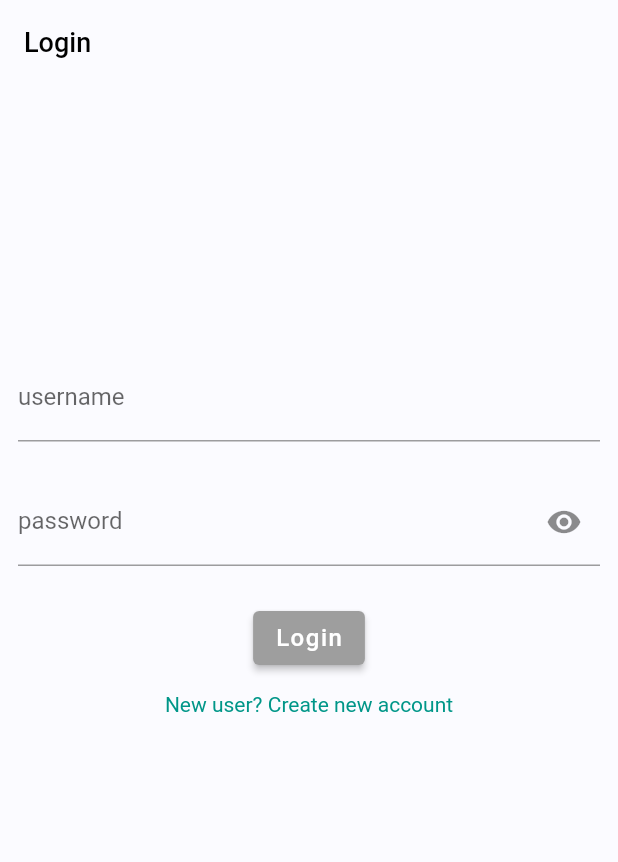
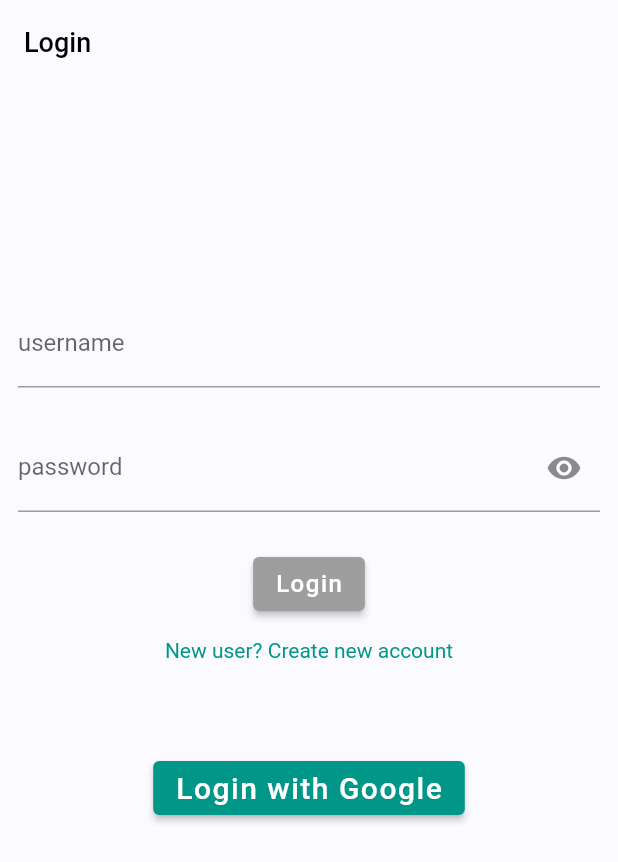
Before and after one commit to Fitcentive/flutter_app, a Flutter app: the screen it shows after launch, on a phone screen of 412 x 824 dp. Shown: the top 862 px of the screen. Run offline on Flutter 3.47's test engine with Material 2 defaults, Android fonts, the phone set to English and light mode, and no system bars; our stand-ins replace bloc, equatable, flutter_bloc, flutter_secure_storage, formz, google_fonts and 1 more; missing offline and left inert: flutter_appauth.

Commit message:
Working OIDC google login implementation

```diff
--- a/lib/src/models/auth/auth_tokens.dart
+++ b/lib/src/models/auth/auth_tokens.dart
@@ -15,7 +15,6 @@ class AuthTokens extends Equatable {
   final int expiresIn;
   final int refreshExpiresIn;
   final String tokenType;
-  final String sessionState;
   final String scope;
 
   factory AuthTokens.fromJson(Map<String, dynamic> json) => _$AuthTokensFromJson(json);
@@ -28,7 +27,6 @@ class AuthTokens extends Equatable {
       this.expiresIn,
       this.refreshExpiresIn,
       this.tokenType,
-      this.sessionState,
       this.scope,
       );
 
@@ -39,7 +37,6 @@ class AuthTokens extends Equatable {
         refreshExpiresIn,
         refreshToken,
         tokenType,
-        sessionState,
         scope
       ];
 }
--- a/lib/src/models/authenticated_user.dart
+++ b/lib/src/models/authenticated_user.dart
@@ -3,7 +3,8 @@ import 'package:flutter_app/src/models/user.dart';
 
 class AuthenticatedUser {
   final User user;
+  final String authProvider;
   final AuthTokens authTokens;
 
-  AuthenticatedUser(this.user, this.authTokens);
+  AuthenticatedUser(this.user, this.authTokens, this.authProvider);
 }
--- a/lib/src/views/authentication/bloc/authentication_bloc.dart
+++ b/lib/src/views/authentication/bloc/authentication_bloc.dart
@@ -1,12 +1,15 @@
 import 'dart:async';
 
 import 'package:bloc/bloc.dart';
+import 'package:flutter_app/src/models/auth/auth_tokens.dart';
 import 'package:flutter_app/src/models/authenticated_user.dart';
 import 'package:flutter_app/src/models/login/password.dart';
 import 'package:flutter_app/src/models/login/email.dart';
 import 'package:flutter_app/src/repos/authentication_repository.dart';
 import 'package:flutter_app/src/repos/user_repository.dart';
 import 'package:flutter_app/src/utils/jwt_utils.dart';
+import 'package:flutter_appauth/flutter_appauth.dart';
+import 'package:flutter_secure_storage/flutter_secure_storage.dart';
 import 'package:formz/formz.dart';
 
 import 'authentication_event.dart';
@@ -16,6 +19,16 @@ class AuthenticationBloc extends Bloc<AuthenticationEvent, AuthenticationState>
   final AuthenticationRepository authenticationRepository;
   final UserRepository userRepository;
 
+  static const String GOOGLE_AUTH_PROVIDER = "GoogleAuth";
+  static const String NATIVE_AUTH_PROVIDER = "NativeAuth";
+  static const String GOOGLE_OIDC_REDIRECT_URI = 'io.fitcentive.fitcentive://oidc-callback';
+  static const String GOOGLE_OIDC_DISCOVER_URI =
+      'http://api.vid.app/auth/realms/GoogleAuth/.well-known/openid-configuration';
+  static const String CLIENT_ID = 'webapp';
+
+  final FlutterAppAuth appAuth = const FlutterAppAuth();
+  final FlutterSecureStorage secureStorage = const FlutterSecureStorage();
+
   AuthenticationBloc({required this.authenticationRepository, required this.userRepository})
       : super(AuthInitialState()) {
     // Event-Handler mappings
@@ -23,13 +36,59 @@ class AuthenticationBloc extends Bloc<AuthenticationEvent, AuthenticationState>
     on<LoginUsernameChanged>(_onUsernameChanged);
     on<LoginPasswordChanged>(_onPasswordChanged);
     on<InitiateAuthenticationFlow>(_initiateAuthenticationFlow);
+    on<SignInWithOidcEvent>(_signInWithOidc);
     on<SignOutEvent>(_signOut);
   }
 
+  void _signInWithOidc(
+    SignInWithOidcEvent event,
+    Emitter<AuthenticationState> emit,
+  ) async {
+    if (event.provider == GOOGLE_AUTH_PROVIDER) {
+      final authTokens = await _getGoogleOidcAuthTokens();
+      final userId = JwtUtils.getUserIdFromJwtToken(authTokens.accessToken);
+      final user = await userRepository.getUser(userId!, authTokens.accessToken);
+      final authenticatedUser = AuthenticatedUser(user!, authTokens, event.provider);
+
+      // todo - write to secure storage
+      // todo - rename client, separate redirect URLs
+      // todo - logout implementation
+      emit(AuthSuccessState(authenticatedUser: authenticatedUser));
+    }
+  }
+
+  // todo - need to handle null safety here
+  Future<AuthTokens> _getGoogleOidcAuthTokens() async {
+    final AuthorizationResponse? authorizationResponse = await appAuth.authorize(AuthorizationRequest(
+        CLIENT_ID, GOOGLE_OIDC_REDIRECT_URI,
+        discoveryUrl: GOOGLE_OIDC_DISCOVER_URI,
+        scopes: ['openid', 'profile', 'email'],
+        additionalParameters: {"kc_idp_hint": "google"}));
+
+    final TokenResponse? result = await appAuth.token(TokenRequest(CLIENT_ID, GOOGLE_OIDC_REDIRECT_URI,
+        authorizationCode: authorizationResponse!.authorizationCode,
+        discoveryUrl: GOOGLE_OIDC_DISCOVER_URI,
+        codeVerifier: authorizationResponse.codeVerifier,
+        nonce: authorizationResponse.nonce,
+        scopes: ['openid', 'profile', 'email']));
+
+    return AuthTokens(
+        result!.accessToken!,
+        result.refreshToken!,
+        result.accessTokenExpirationDateTime!.millisecondsSinceEpoch,
+        result.accessTokenExpirationDateTime!.millisecondsSinceEpoch,
+        result.tokenType!,
+        result.scopes!.join(" "));
+  }
+
   void _signOut(SignOutEvent event, Emitter<AuthenticationState> emit) async {
-    await authenticationRepository.logout(
-        accessToken: event.user.authTokens.accessToken, refreshToken: event.user.authTokens.refreshToken);
-    emit(AuthInitialState());
+    if (event.user.authProvider == NATIVE_AUTH_PROVIDER) {
+      await authenticationRepository.logout(
+          accessToken: event.user.authTokens.accessToken, refreshToken: event.user.authTokens.refreshToken);
+      emit(AuthInitialState());
+    } else if (event.user.authProvider == GOOGLE_AUTH_PROVIDER) {
+      print("NO IMPLEMENTATION YET, CAN TRY USING KEYCLOAK BASIC LOGOUT URL TO END SESSION");
+    }
   }
 
   void _initiateAuthenticationFlow(
@@ -51,7 +110,7 @@ class AuthenticationBloc extends Bloc<AuthenticationEvent, AuthenticationState>
       final authTokens = await authenticationRepository.logIn(username: event.email, password: event.password);
       final userId = JwtUtils.getUserIdFromJwtToken(authTokens.accessToken);
       final user = await userRepository.getUser(userId!, authTokens.accessToken);
-      final authenticatedUser = AuthenticatedUser(user!, authTokens);
+      final authenticatedUser = AuthenticatedUser(user!, authTokens, NATIVE_AUTH_PROVIDER);
       emit(AuthSuccessState(authenticatedUser: authenticatedUser));
     } catch (e) {
       emit(AuthFailureState());
--- a/lib/src/views/authentication/bloc/authentication_event.dart
+++ b/lib/src/views/authentication/bloc/authentication_event.dart
@@ -49,6 +49,16 @@ class SignInWithEmailEvent extends AuthenticationEvent {
   List<Object> get props => [email, password];
 }
 
+class SignInWithOidcEvent extends AuthenticationEvent {
+
+  final String provider;
+
+  const SignInWithOidcEvent({required this.provider});
+
+  @override
+  List<Object> get props => [provider];
+}
+
 class SignOutEvent extends AuthenticationEvent {
 
   final AuthenticatedUser user;
--- a/lib/src/views/login/login_form.dart
+++ b/lib/src/views/login/login_form.dart
@@ -53,8 +53,25 @@ class LoginFormState extends State<LoginForm> {
             _loginButton(),
             const Padding(padding: EdgeInsets.all(6)),
             _createAccountButton(),
+            const Padding(padding: EdgeInsets.all(30)),
+            _googleLoginButton(),
           ],
         ),
+      ),
+    );
+  }
+
+  _googleLoginButton() {
+    return Align(
+      alignment: Alignment.bottomCenter,
+      child: ElevatedButton(
+        style: ButtonStyle(
+          backgroundColor: MaterialStateProperty.all<Color>(Colors.teal),
+        ),
+        onPressed: () {
+            context.read<AuthenticationBloc>().add(const SignInWithOidcEvent(provider: "GoogleAuth"));
+        },
+        child: const Text('Login with Google', style: TextStyle(fontSize: 20, color: Colors.white)),
       ),
     );
   }
--- a/pubspec.yaml
+++ b/pubspec.yaml
@@ -37,6 +37,8 @@ dependencies:
   http: ^0.13.4
   json_annotation: ^4.5.0
   jwt_decoder: ^2.0.1
+  flutter_appauth: ^4.0.1
+  flutter_secure_storage: ^5.0.2
 
   google_fonts: 2.2.0
 
```
Also changed, not shown: lib/src/models/auth/auth_tokens.g.dart, pubspec.lock, 2 other files.
